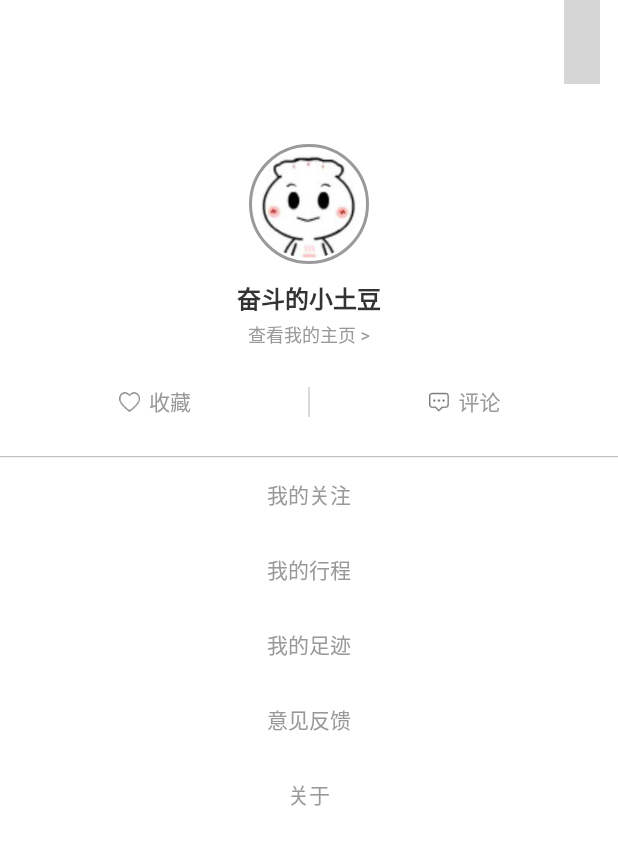
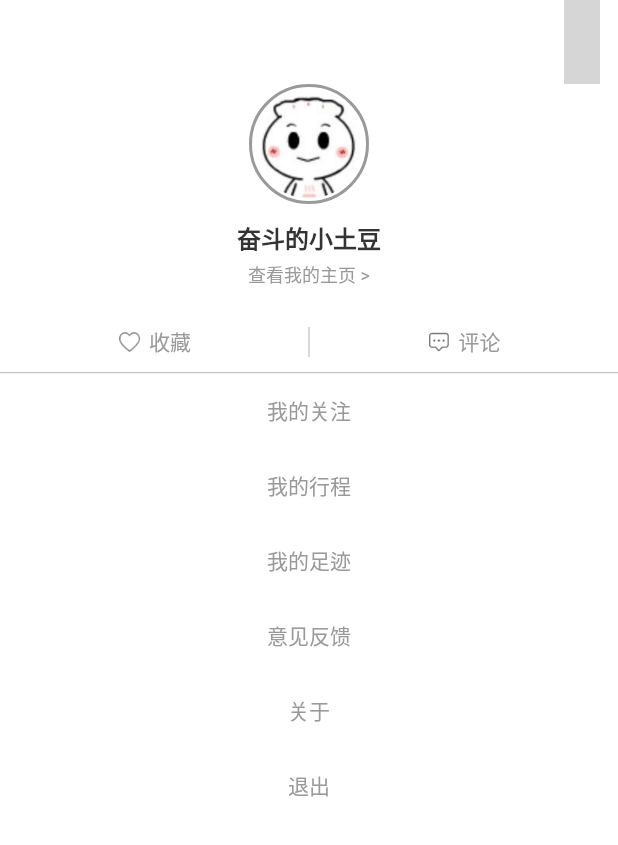
Before and after one commit to ldy978/frist, a Flutter app: the MinePage screen opened by its route, on a phone screen of 412 x 824 dp. Shown: the top 845 px of the screen. Run offline on Flutter 3.47's test engine with Material 2 defaults, Android fonts, the phone set to English and light mode, and no system bars; drawn by our look-alikes of oktoast; our stand-ins replace cached_network_image, dio, flutter_swiper, image_picker, shared_preferences, toast; missing offline and left inert: flutter_webview_plugin; accounts and stored records are empty; grey boxes are pictures that could not be loaded.

Commit message:
登录逻辑

```diff
--- a/lib/main.dart
+++ b/lib/main.dart
@@ -45,7 +45,7 @@ final SystemUiOverlayStyle _style =SystemUiOverlayStyle(statusBarColor: Colors.t
         theme: ThemeData(
           primarySwatch: Colors.blue,
         ),
-        home: SplashPage(),
+
         //路由配置
         routes: <String, WidgetBuilder>{
           '/tab': (BuildContext context) => TabsPage(),
@@ -66,6 +66,7 @@ final SystemUiOverlayStyle _style =SystemUiOverlayStyle(statusBarColor: Colors.t
           '/mine': (BuildContext context) => MinePage(),
           '/care': (BuildContext context) => CarePage(),
         },
+        home: SplashPage(),
       ),
       backgroundColor: Colors.black54,
       textPadding: const EdgeInsets.symmetric(horizontal: 16.0, vertical: 10.0),
--- a/lib/pages/tabs/Me/mine_page.dart
+++ b/lib/pages/tabs/Me/mine_page.dart
@@ -2,6 +2,7 @@ import 'package:app01/pages/tabs/res/colors.dart';
 import 'package:app01/pages/tabs/res/gaps.dart';
 import 'package:app01/pages/tabs/res/styles.dart';
 import 'package:flutter/material.dart';
+import 'package:shared_preferences/shared_preferences.dart';
 
 class MinePage extends StatefulWidget {
   @override
@@ -41,7 +42,6 @@ class _MinePageState extends State<MinePage> {
         alignment: Alignment.topCenter,
         child: Column(
           children: <Widget>[
-            Gaps.vGap40,
             Container(
               height: 80.0,
               width: 80.0,
@@ -122,7 +122,7 @@ class _MinePageState extends State<MinePage> {
                 ],
               ),
             ),
-            Gaps.vGap16,
+            //Gaps.vGap16,
             Divider(
               color: MColors.gray_9a,
               thickness: 0.5,
@@ -195,6 +195,22 @@ class _MinePageState extends State<MinePage> {
                         style: MTextStyles.textGray14,
                       ),
                     ),
+                  ),
+                  new GestureDetector(
+                    onTap: () async {
+                      final prefs = await SharedPreferences.getInstance();
+                      prefs.clear();
+                      prefs.remove("account");
+                      Navigator.of(context).pushReplacementNamed('/login');
+                    },
+                    child: new Container(
+                      alignment: Alignment.center,
+                      height: 50.0,
+                      child: Text(
+                        '退出',
+                        style: MTextStyles.textGray14,
+                      ),
+                    ),
                   )
                 ],
               ),
--- a/pubspec.yaml
+++ b/pubspec.yaml
@@ -27,7 +27,7 @@ dependencies:
 
   shared_preferences: ^0.5.1
 
-  dio: ^1.0.9
+  dio: ^3.0.0
   json_annotation: ^2.0.0
   toast: ^0.1.5
   #jpush_flutter: 0.5.3
```
Also changed, not shown: lib/pages/login.dart (+10 -16 lines), lib/pages/splash_page.dart (+25 -11 lines), flutter_01.png (added), pubspec.lock.
